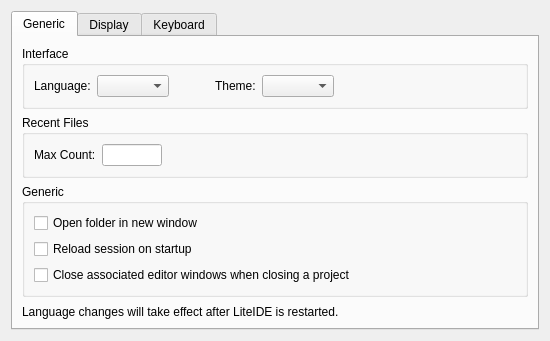
Above: liteidex/src/liteapp/liteappoption.ui from visualfc/liteide before the change. Below: the same form after it.
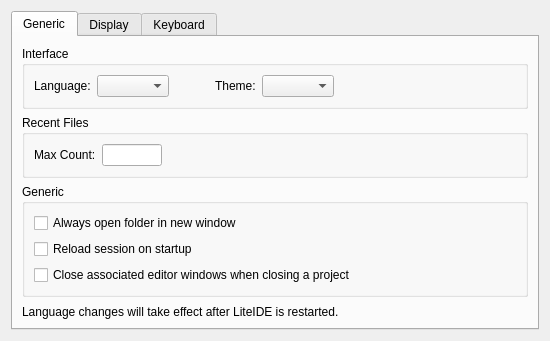
That is the form after the change.

```diff
--- a/liteidex/src/liteapp/liteappoption.ui
+++ b/liteidex/src/liteapp/liteappoption.ui
@@ -144,7 +144,7 @@
           <item>
            <widget class="QCheckBox" name="openFolderInNewWindowCheckBox">
             <property name="text">
-             <string>Open folder in new window</string>
+             <string>Always open folder in new window</string>
             </property>
            </widget>
           </item>
```
